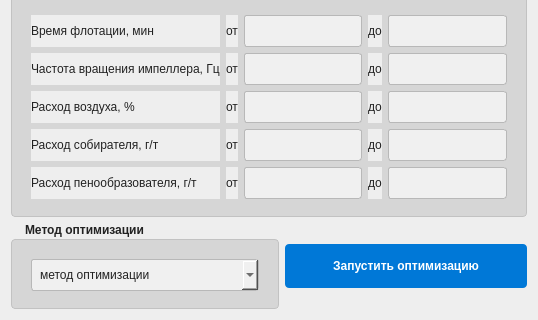
This is dialog_optimization.ui in mrhmr111100/Flotation_Digital_Technologist as Qt 5 draws it before an edit; both pictures show x 0 to 538 and y 140 to 460 of the 538 by 460 pixel window. The edited form follows.
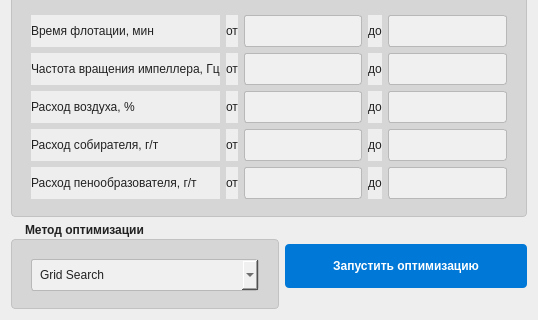
This is the edited form.

Diff of the .ui file:
```diff
--- a/dialog_optimization.ui
+++ b/dialog_optimization.ui
@@ -213,11 +213,6 @@
             <verstretch>0</verstretch>
            </sizepolicy>
           </property>
-          <item>
-           <property name="text">
-            <string>метод оптимизации</string>
-           </property>
-          </item>
           <item>
            <property name="text">
             <string>Grid Search</string>
```
Left out of the diff: 2 changed lines with no effect on the pictures.
